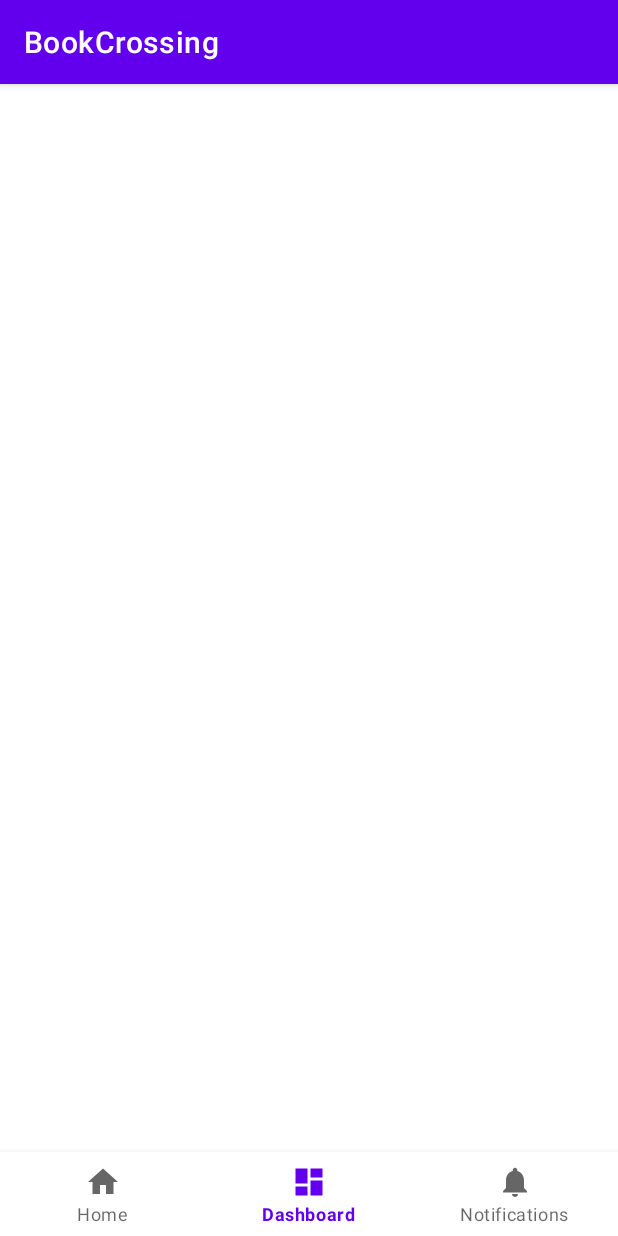
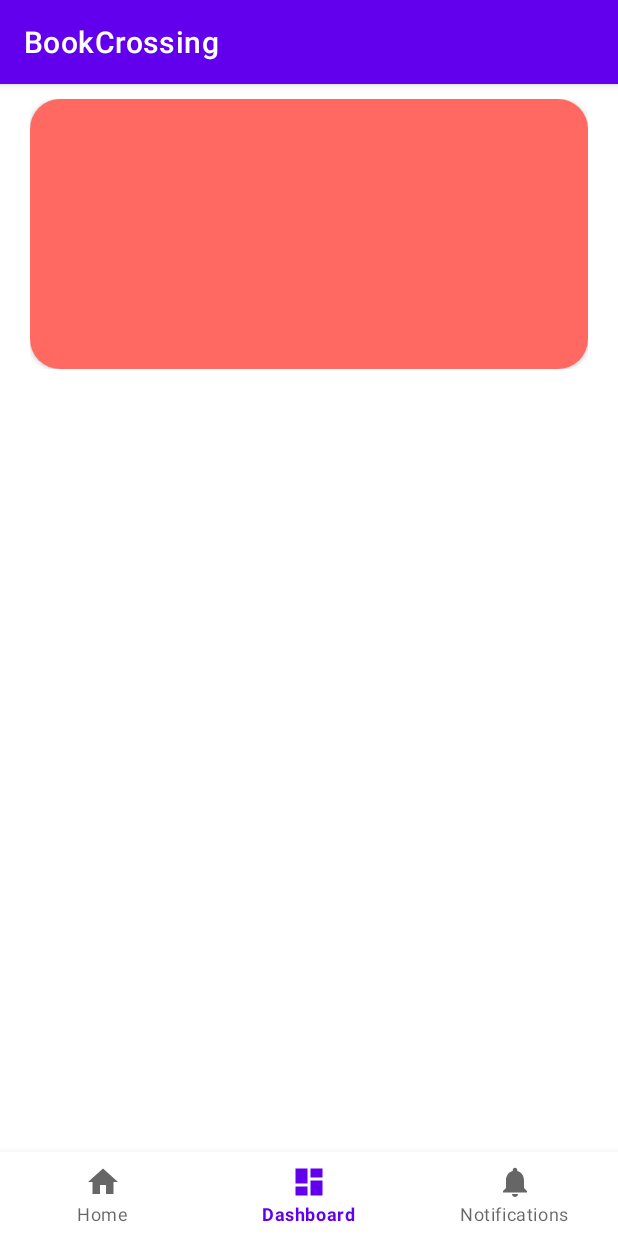
Before and after one commit to Kudr1x/BookCrossing3, an Android app: the Fragment2 screen opened through its navigation route, on a phone screen of 412 x 824 dp. Run offline under Robolectric (Android 15) with nearby library versions, the phone set to English and light mode, and no system bars; our stand-ins replace navigation-ui; libraries missing offline, so code that uses them is left out: ru.tinkoff.scrollingpagerindicator.

Commit message:
Image slider ready

```diff
--- a/app/build.gradle
+++ b/app/build.gradle
@@ -42,4 +42,5 @@ dependencies {
     testImplementation 'junit:junit:4.13.2'
     androidTestImplementation 'androidx.test.ext:junit:1.1.3'
     androidTestImplementation 'androidx.test.espresso:espresso-core:3.4.0'
+    implementation "ru.tinkoff.scrollingpagerindicator:scrollingpagerindicator:1.2.1"
 }
--- a/app/src/main/java/max51/com/vk/bookcrossing/MainActivity.java
+++ b/app/src/main/java/max51/com/vk/bookcrossing/MainActivity.java
@@ -33,6 +33,7 @@ public class MainActivity extends AppCompatActivity {
                 .build();
         NavController navController = Navigation.findNavController(this, R.id.nav_host_fragment_activity_main);
 
+
         NavigationUI.setupWithNavController(binding.navView, navController);
     }
 
--- a/app/src/main/java/max51/com/vk/bookcrossing/ui/Fragment2.java
+++ /dev/null
@@ -1,30 +0,0 @@
-package max51.com.vk.bookcrossing.ui;
-
-import android.os.Bundle;
-import android.view.LayoutInflater;
-import android.view.View;
-import android.view.ViewGroup;
-
-import androidx.annotation.NonNull;
-import androidx.fragment.app.Fragment;
-
-import max51.com.vk.bookcrossing.databinding.Fragment2Binding;
-
-public class Fragment2 extends Fragment {
-
-    private Fragment2Binding binding;
-
-    public View onCreateView(@NonNull LayoutInflater inflater, ViewGroup container, Bundle savedInstanceState) {
-        binding = Fragment2Binding.inflate(inflater, container, false);
-        View root = binding.getRoot();
-
-
-        return root;
-    }
-
-    @Override
-    public void onDestroyView() {
-        super.onDestroyView();
-        binding = null;
-    }
-}
--- /dev/null
+++ b/app/src/main/java/max51/com/vk/bookcrossing/ui/f2/Fragment2.java
@@ -0,0 +1,87 @@
+package max51.com.vk.bookcrossing.ui.f2;
+
+import android.graphics.Bitmap;
+import android.graphics.BitmapFactory;
+import android.os.Bundle;
+import android.view.LayoutInflater;
+import android.view.View;
+import android.view.ViewGroup;
+
+import androidx.annotation.NonNull;
+import androidx.annotation.Nullable;
+import androidx.fragment.app.Fragment;
+import androidx.lifecycle.ViewModelProvider;
+import androidx.recyclerview.widget.LinearLayoutManager;
+import androidx.recyclerview.widget.LinearSnapHelper;
+import androidx.recyclerview.widget.RecyclerView;
+import androidx.recyclerview.widget.SnapHelper;
+import androidx.viewpager.widget.ViewPager;
+
+import java.util.ArrayList;
+import java.util.List;
+
+import max51.com.vk.bookcrossing.R;
+import max51.com.vk.bookcrossing.databinding.Fragment2Binding;
+import ru.tinkoff.scrollingpagerindicator.ScrollingPagerIndicator;
+
+public class Fragment2 extends Fragment {
+
+    private HomeViewModel mViewModel;
+    private ViewPagerAdapter adapter;
+    RecyclerView viewPager;
+    List<Bitmap> bitmapList = new ArrayList<Bitmap>();
+
+    public static Fragment2 newInstance() {
+        return new Fragment2();
+    }
+
+
+    @Override
+    public View onCreateView(@NonNull LayoutInflater inflater, @Nullable ViewGroup container,
+                             @Nullable Bundle savedInstanceState) {
+        return inflater.inflate(R.layout.fragment_2, container, false);
+    }
+
+    @Override
+    public void onActivityCreated(@Nullable Bundle savedInstanceState) {
+        super.onActivityCreated(savedInstanceState);
+        mViewModel = new ViewModelProvider(this).get(HomeViewModel.class);
+
+
+        // adapter = new ViewPagerAdapter(ImageData.bitmapList);
+        // viewPager.setAdapter(adapter);
+        // viewPager.setPageTransformer(new CubeInScalingAnimation());
+    }
+
+    @Override
+    public void onCreate(@Nullable Bundle savedInstanceState) {
+        super.onCreate(savedInstanceState);
+        Bitmap movie1 = BitmapFactory.decodeResource(getActivity().getResources(), R.drawable.red);
+        Bitmap movie2 = BitmapFactory.decodeResource(getActivity().getResources(), R.drawable.red);
+//        Bitmap movie2 = BitmapFactory.decodeResource(getActivity().getResources(), R.drawable.movie2);
+
+        bitmapList.add(movie1);
+        bitmapList.add(movie2);
+//        bitmapList.add(movie2);
+
+    }
+
+    @Override
+    public void onViewCreated(@NonNull View view, @Nullable Bundle savedInstanceState) {
+        super.onViewCreated(view, savedInstanceState);
+
+        viewPager = view.findViewById(R.id.viewpager);
+
+        adapter = new ViewPagerAdapter(bitmapList);
+
+        LinearLayoutManager layoutManager
+                = new LinearLayoutManager(getActivity(), LinearLayoutManager.HORIZONTAL, false);
+        viewPager.setLayoutManager(layoutManager);
+        viewPager.setAdapter(adapter);
+        SnapHelper snapHelper = new LinearSnapHelper();
+        snapHelper.attachToRecyclerView(viewPager);
+
+
+    }
+
+}
--- /dev/null
+++ b/app/src/main/java/max51/com/vk/bookcrossing/ui/f2/HomeViewModel.java
@@ -0,0 +1,7 @@
+package max51.com.vk.bookcrossing.ui.f2;
+
+import androidx.lifecycle.ViewModel;
+
+public class HomeViewModel extends ViewModel {
+    // TODO: Implement the ViewModel
+}
--- /dev/null
+++ b/app/src/main/java/max51/com/vk/bookcrossing/ui/f2/ViewPagerAdapter.java
@@ -0,0 +1,50 @@
+package max51.com.vk.bookcrossing.ui.f2;
+
+import android.graphics.Bitmap;
+import android.view.LayoutInflater;
+import android.view.View;
+import android.view.ViewGroup;
+import android.widget.ImageView;
+
+import androidx.annotation.NonNull;
+import androidx.recyclerview.widget.RecyclerView;
+
+import java.util.List;
+
+import max51.com.vk.bookcrossing.R;
+
+public class ViewPagerAdapter extends RecyclerView.Adapter<ViewPagerAdapter.ImageHelper> {
+
+   List<Bitmap> bitmapList;
+
+    public ViewPagerAdapter(List<Bitmap> bitmapList) {
+        this.bitmapList = bitmapList;
+    }
+
+    @NonNull
+    @Override
+    public ImageHelper onCreateViewHolder(@NonNull ViewGroup parent, int viewType) {
+        LayoutInflater layoutInflater = LayoutInflater.from(parent.getContext());
+        View view = layoutInflater.inflate(R.layout.rows_movie,parent,false);
+        return new ImageHelper(view);
+    }
+
+    @Override
+    public void onBindViewHolder(@NonNull ImageHelper holder, int position) {
+            Bitmap bitmap = bitmapList.get(position);
+         holder.moviewImage.setImageBitmap(bitmap);
+    }
+
+    @Override
+    public int getItemCount() {
+        return bitmapList.size();
+    }
+
+    class  ImageHelper extends RecyclerView.ViewHolder{
+        ImageView moviewImage;
+        public ImageHelper(@NonNull View itemView) {
+            super(itemView);
+            moviewImage = itemView.findViewById(R.id.movieImage);
+        }
+    }
+}
--- a/app/src/main/res/layout/activity_main.xml
+++ b/app/src/main/res/layout/activity_main.xml
@@ -3,8 +3,7 @@
     xmlns:app="http://schemas.android.com/apk/res-auto"
     android:id="@+id/container"
     android:layout_width="match_parent"
-    android:layout_height="match_parent"
-    android:paddingTop="?attr/actionBarSize">
+    android:layout_height="match_parent">
 
     <com.google.android.material.bottomnavigation.BottomNavigationView
         android:id="@+id/nav_view"
--- a/app/src/main/res/layout/fragment_2.xml
+++ b/app/src/main/res/layout/fragment_2.xml
@@ -1,22 +1,22 @@
 <?xml version="1.0" encoding="utf-8"?>
-<androidx.constraintlayout.widget.ConstraintLayout xmlns:android="http://schemas.android.com/apk/res/android"
+<RelativeLayout xmlns:android="http://schemas.android.com/apk/res/android"
     xmlns:app="http://schemas.android.com/apk/res-auto"
     xmlns:tools="http://schemas.android.com/tools"
     android:layout_width="match_parent"
     android:layout_height="match_parent"
-    tools:context=".ui.Fragment2">
+    android:layout_margin="10dp"
+    tools:context=".ui.f2.Fragment2">
 
-    <TextView
-        android:id="@+id/text_dashboard"
+    <LinearLayout
         android:layout_width="match_parent"
-        android:layout_height="wrap_content"
-        android:layout_marginStart="8dp"
-        android:layout_marginTop="8dp"
-        android:layout_marginEnd="8dp"
-        android:textAlignment="center"
-        android:textSize="20sp"
-        app:layout_constraintBottom_toBottomOf="parent"
-        app:layout_constraintEnd_toEndOf="parent"
-        app:layout_constraintStart_toStartOf="parent"
-        app:layout_constraintTop_toTopOf="parent" />
-</androidx.constraintlayout.widget.ConstraintLayout>
+        android:layout_height="match_parent"
+        >
+        <androidx.recyclerview.widget.RecyclerView
+            android:id="@+id/viewpager"
+            android:layout_width="match_parent"
+            android:layout_height="match_parent"
+            >
+        </androidx.recyclerview.widget.RecyclerView>
+    </LinearLayout>
+
+</RelativeLayout>
--- /dev/null
+++ b/app/src/main/res/layout/rows_movie.xml
@@ -0,0 +1,24 @@
+<?xml version="1.0" encoding="utf-8"?>
+<LinearLayout xmlns:android="http://schemas.android.com/apk/res/android"
+    android:layout_width="match_parent"
+    android:layout_height="180dp"
+    xmlns:app="http://schemas.android.com/apk/res-auto"
+    android:layout_marginStart="10dp"
+    android:layout_marginEnd="10dp">
+   <androidx.cardview.widget.CardView
+       android:layout_width="match_parent"
+       android:layout_height="match_parent"
+       app:cardCornerRadius="20dp"
+       >
+       <ImageView
+           android:id="@+id/movieImage"
+           android:layout_width="match_parent"
+           android:layout_height="match_parent"
+           android:src="@color/purple_200"
+           android:scaleType="fitXY">
+       </ImageView>
+   </androidx.cardview.widget.CardView>
+
+
+
+</LinearLayout>
--- a/app/src/main/res/navigation/mobile_navigation.xml
+++ b/app/src/main/res/navigation/mobile_navigation.xml
@@ -12,7 +12,7 @@
 
     <fragment
         android:id="@+id/navigation_dashboard"
-        android:name="max51.com.vk.bookcrossing.ui.Fragment2"
+        android:name="max51.com.vk.bookcrossing.ui.f2.Fragment2"
         tools:layout="@layout/fragment_2" />
 
     <fragment
--- a/app/src/main/res/values/colors.xml
+++ b/app/src/main/res/values/colors.xml
@@ -7,4 +7,9 @@
     <color name="teal_700">#FF018786</color>
     <color name="black">#FF000000</color>
     <color name="white">#FFFFFFFF</color>
+    <color name="colorPrimary">#3F51B5</color>
+    <color name="colorPrimaryDark">#303F9F</color>
+    <color name="colorAccent">#FF4081</color>
+    <color name="dotNormal">#707dc6</color>
+    <color name="dotHighlight">#f43d7b</color>
 </resources>
--- /dev/null
+++ b/app/src/main/res/values/ids.xml
@@ -0,0 +1,4 @@
+<?xml version="1.0" encoding="utf-8"?>
+<resources>
+    <item name="demo_page_label" type="id" />
+</resources>
```
